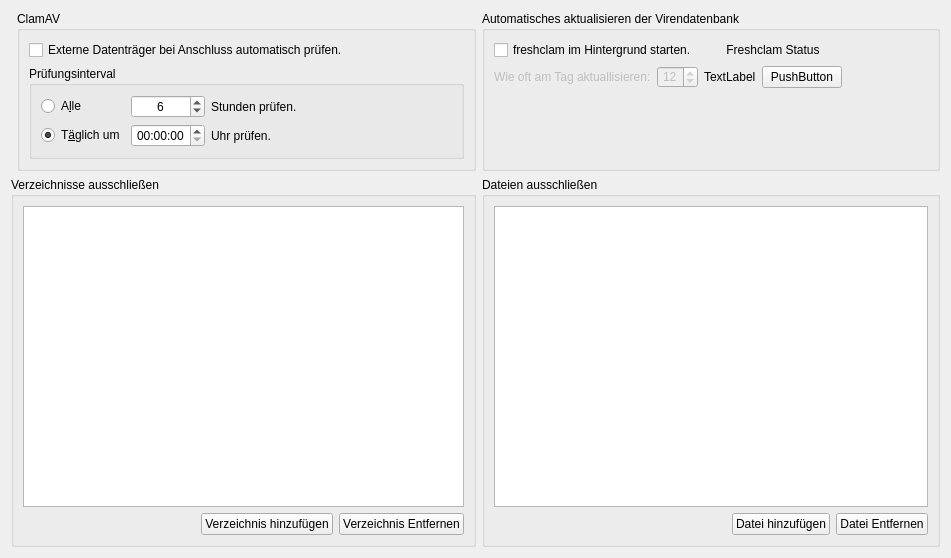
Old version of the form ui/tabscanscheduling.ui in the repository elgolondrino/clamui.
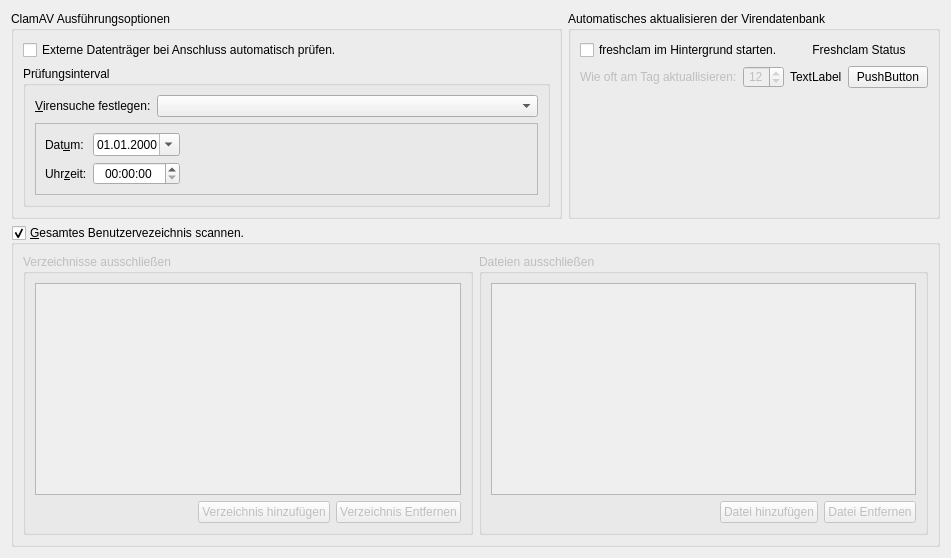
New version of the form. Icons and pictures are not drawn.

```diff
--- a/ui/tabscanscheduling.ui
+++ b/ui/tabscanscheduling.ui
@@ -14,68 +14,21 @@
    <string>Form</string>
   </property>
   <layout class="QGridLayout" name="gridLayout_3">
-   <item row="1" column="0" colspan="2">
-    <widget class="QGroupBox" name="groupBox_2">
+   <item row="0" column="0">
+    <widget class="QGroupBox" name="groupBox">
      <property name="title">
-      <string>Verzeichnisse ausschließen</string>
+      <string>ClamAV Ausführungsoptionen</string>
      </property>
-     <layout class="QVBoxLayout" name="verticalLayout">
+     <layout class="QVBoxLayout" name="verticalLayout_4">
       <item>
-       <widget class="QTableView" name="tableView_DirectoriesExclude">
-        <property name="toolTip">
-         <string>Verzeichnisse die von der Überprüfung ausgeschlossen werden.</string>
-        </property>
-        <property name="editTriggers">
-         <set>QAbstractItemView::NoEditTriggers</set>
-        </property>
-        <property name="alternatingRowColors">
-         <bool>true</bool>
-        </property>
-        <property name="selectionMode">
-         <enum>QAbstractItemView::MultiSelection</enum>
-        </property>
-        <property name="selectionBehavior">
-         <enum>QAbstractItemView::SelectRows</enum>
-        </property>
-        <property name="cornerButtonEnabled">
-         <bool>false</bool>
-        </property>
-        <attribute name="horizontalHeaderVisible">
-         <bool>false</bool>
-        </attribute>
-        <attribute name="horizontalHeaderHighlightSections">
-         <bool>false</bool>
-        </attribute>
-        <attribute name="horizontalHeaderStretchLastSection">
-         <bool>true</bool>
-        </attribute>
-        <attribute name="verticalHeaderVisible">
-         <bool>false</bool>
-        </attribute>
-       </widget>
-      </item>
-      <item>
-       <layout class="QHBoxLayout" name="horizontalLayout_2">
-        <item>
-         <spacer name="horizontalSpacer">
-          <property name="orientation">
-           <enum>Qt::Horizontal</enum>
-          </property>
-          <property name="sizeHint" stdset="0">
-           <size>
-            <width>40</width>
-            <height>20</height>
-           </size>
-          </property>
-         </spacer>
-        </item>
-        <item>
-         <widget class="QPushButton" name="pushButton_DirectoriesExclude">
+       <layout class="QGridLayout" name="gridLayout">
+        <item row="0" column="0">
+         <widget class="QCheckBox" name="checkBox_ExternalDevice">
           <property name="toolTip">
            <string>Verzeichnisse auswählen, deren Inhalte von ClamAV nicht überprüft werden sollen.</string>
           </property>
           <property name="text">
-           <string>Verzeichnis hinzufügen</string>
+           <string>Externe Datenträger bei Anschluss automatisch prüfen.</string>
           </property>
           <property name="icon">
            <iconset theme="document-open-folder">
@@ -84,114 +37,119 @@
           </property>
          </widget>
         </item>
-        <item>
-         <widget class="QPushButton" name="pushButton_ClearListDirectories">
-          <property name="toolTip">
-           <string>Ausgewähltes Verzeichnis entfernen.</string>
-          </property>
-          <property name="text">
-           <string>Verzeichnis Entfernen</string>
-          </property>
-          <property name="icon">
-           <iconset theme="edit-clear-list">
-            <normaloff/>
-           </iconset>
-          </property>
-         </widget>
-        </item>
        </layout>
       </item>
-     </layout>
-    </widget>
-   </item>
-   <item row="1" column="2">
-    <widget class="QGroupBox" name="groupBox_4">
-     <property name="title">
-      <string>Dateien ausschließen</string>
-     </property>
-     <layout class="QVBoxLayout" name="verticalLayout_3">
       <item>
-       <widget class="QTableView" name="tableView_FilesExclude">
-        <property name="toolTip">
-         <string>Dateien die von der Überprüfung ausgeschlossen werden.</string>
+       <widget class="QGroupBox" name="groupBox_5">
+        <property name="title">
+         <string>Prüfungsinterval</string>
         </property>
-        <property name="editTriggers">
-         <set>QAbstractItemView::NoEditTriggers</set>
-        </property>
-        <property name="alternatingRowColors">
-         <bool>true</bool>
-        </property>
-        <property name="selectionMode">
-         <enum>QAbstractItemView::MultiSelection</enum>
-        </property>
-        <property name="selectionBehavior">
-         <enum>QAbstractItemView::SelectRows</enum>
-        </property>
-        <property name="cornerButtonEnabled">
-         <bool>false</bool>
-        </property>
-        <attribute name="horizontalHeaderVisible">
-         <bool>false</bool>
-        </attribute>
-        <attribute name="horizontalHeaderStretchLastSection">
-         <bool>true</bool>
-        </attribute>
-        <attribute name="verticalHeaderVisible">
-         <bool>false</bool>
-        </attribute>
+        <layout class="QVBoxLayout" name="verticalLayout_2">
+         <item>
+          <layout class="QGridLayout" name="gridLayout_4" columnstretch="0,0,1">
+           <item row="0" column="1">
+            <widget class="QLabel" name="label_5">
+             <property name="text">
+              <string>&amp;Virensuche festlegen:</string>
+             </property>
+             <property name="buddy">
+              <cstring>comboBox_Scheduling</cstring>
+             </property>
+            </widget>
+           </item>
+           <item row="0" column="2">
+            <widget class="QComboBox" name="comboBox_Scheduling"/>
+           </item>
+           <item row="1" column="1" colspan="2">
+            <widget class="QFrame" name="frame_DateTime">
+             <property name="enabled">
+              <bool>true</bool>
+             </property>
+             <property name="minimumSize">
+              <size>
+               <width>0</width>
+               <height>0</height>
+              </size>
+             </property>
+             <property name="frameShape">
+              <enum>QFrame::StyledPanel</enum>
+             </property>
+             <property name="frameShadow">
+              <enum>QFrame::Raised</enum>
+             </property>
+             <layout class="QVBoxLayout" name="verticalLayout_5">
+              <item>
+               <layout class="QGridLayout" name="gridLayout_DateTime" columnstretch="0,0,0">
+                <item row="1" column="1">
+                 <widget class="QTimeEdit" name="timeEdit_ScheduleTime">
+                  <property name="alignment">
+                   <set>Qt::AlignCenter</set>
+                  </property>
+                  <property name="currentSectionIndex">
+                   <number>0</number>
+                  </property>
+                 </widget>
+                </item>
+                <item row="0" column="1">
+                 <widget class="QDateEdit" name="dateEdit_ScheduleDate">
+                  <property name="alignment">
+                   <set>Qt::AlignCenter</set>
+                  </property>
+                  <property name="displayFormat">
+                   <string>dd.MM.yyyy</string>
+                  </property>
+                  <property name="calendarPopup">
+                   <bool>true</bool>
+                  </property>
+                 </widget>
+                </item>
+                <item row="0" column="0">
+                 <widget class="QLabel" name="label_ScheduleDate">
+                  <property name="text">
+                   <string>Dat&amp;um:</string>
+                  </property>
+                  <property name="buddy">
+                   <cstring>dateEdit_ScheduleDate</cstring>
+                  </property>
+                 </widget>
+                </item>
+                <item row="1" column="0">
+                 <widget class="QLabel" name="label_ScheduleTime">
+                  <property name="text">
+                   <string>Uhr&amp;zeit:</string>
+                  </property>
+                  <property name="buddy">
+                   <cstring>timeEdit_ScheduleTime</cstring>
+                  </property>
+                 </widget>
+                </item>
+                <item row="0" column="2">
+                 <spacer name="horizontalSpacer_3">
+                  <property name="orientation">
+                   <enum>Qt::Horizontal</enum>
+                  </property>
+                  <property name="sizeHint" stdset="0">
+                   <size>
+                    <width>40</width>
+                    <height>20</height>
+                   </size>
+                  </property>
+                 </spacer>
+                </item>
+               </layout>
+              </item>
+             </layout>
+            </widget>
+           </item>
+          </layout>
+         </item>
+        </layout>
        </widget>
       </item>
-      <item>
-       <layout class="QHBoxLayout" name="horizontalLayout_3">
-        <item>
-         <spacer name="horizontalSpacer_2">
-          <property name="orientation">
-           <enum>Qt::Horizontal</enum>
-          </property>
-          <property name="sizeHint" stdset="0">
-           <size>
-            <width>40</width>
-            <height>20</height>
-           </size>
-          </property>
-         </spacer>
-        </item>
-        <item>
-         <widget class="QPushButton" name="pushButton_OpenDirExclude">
-          <property name="toolTip">
-           <string>Dateien auswählen, die von ClamAV nicht überprüft werden sollen.</string>
-          </property>
-          <property name="text">
-           <string>Datei hinzufügen</string>
-          </property>
-          <property name="icon">
-           <iconset theme="document-open-folder">
-            <normaloff/>
-           </iconset>
-          </property>
-         </widget>
-        </item>
-        <item>
-         <widget class="QPushButton" name="pushButton_ClearListExcludeFiles">
-          <property name="toolTip">
-           <string>Ausgewählte Datei entfernen.</string>
-          </property>
-          <property name="text">
-           <string>Datei Entfernen</string>
-          </property>
-          <property name="icon">
-           <iconset theme="edit-clear-list">
-            <normaloff/>
-           </iconset>
-          </property>
-         </widget>
-        </item>
-       </layout>
-      </item>
      </layout>
     </widget>
    </item>
-   <item row="0" column="2">
+   <item row="0" column="1">
     <widget class="QGroupBox" name="groupBox_3">
      <property name="title">
       <string>Automatisches aktualisieren der Virendatenbank</string>
@@ -247,7 +205,7 @@
            <number>1</number>
           </property>
           <property name="maximum">
-           <number>50</number>
+           <number>48</number>
           </property>
           <property name="value">
            <number>12</number>
@@ -273,85 +231,193 @@
      </layout>
     </widget>
    </item>
-   <item row="0" column="1">
-    <widget class="QGroupBox" name="groupBox">
+   <item row="1" column="0" colspan="2">
+    <widget class="QGroupBox" name="groupBox_Eclude">
      <property name="title">
-      <string>ClamAV</string>
+      <string>&amp;Gesamtes Benutzervezeichnis scannen.</string>
      </property>
-     <layout class="QVBoxLayout" name="verticalLayout_4">
+     <property name="checkable">
+      <bool>true</bool>
+     </property>
+     <property name="checked">
+      <bool>true</bool>
+     </property>
+     <layout class="QHBoxLayout" name="horizontalLayout">
       <item>
-       <layout class="QGridLayout" name="gridLayout">
-        <item row="0" column="0">
-         <widget class="QCheckBox" name="checkBox_ExternalDevice">
-          <property name="toolTip">
-           <string>Externe Datenträger bei Anschluss automatisch prüfen.</string>
-          </property>
-          <property name="text">
-           <string>Externe Datenträger bei Anschluss automatisch prüfen.</string>
-          </property>
-         </widget>
-        </item>
-       </layout>
+       <widget class="QGroupBox" name="groupBox_ExlcludeDir">
+        <property name="enabled">
+         <bool>false</bool>
+        </property>
+        <property name="title">
+         <string>Verzeichnisse ausschließen</string>
+        </property>
+        <layout class="QVBoxLayout" name="verticalLayout">
+         <item>
+          <widget class="QTableView" name="tableView_DirectoriesExclude">
+           <property name="toolTip">
+            <string>Verzeichnisse die von der Überprüfung ausgeschlossen werden.</string>
+           </property>
+           <property name="editTriggers">
+            <set>QAbstractItemView::NoEditTriggers</set>
+           </property>
+           <property name="alternatingRowColors">
+            <bool>true</bool>
+           </property>
+           <property name="selectionMode">
+            <enum>QAbstractItemView::MultiSelection</enum>
+           </property>
+           <property name="selectionBehavior">
+            <enum>QAbstractItemView::SelectRows</enum>
+           </property>
+           <property name="cornerButtonEnabled">
+            <bool>false</bool>
+           </property>
+           <attribute name="horizontalHeaderVisible">
+            <bool>false</bool>
+           </attribute>
+           <attribute name="horizontalHeaderHighlightSections">
+            <bool>false</bool>
+           </attribute>
+           <attribute name="horizontalHeaderStretchLastSection">
+            <bool>true</bool>
+           </attribute>
+           <attribute name="verticalHeaderVisible">
+            <bool>false</bool>
+           </attribute>
+          </widget>
+         </item>
+         <item>
+          <layout class="QHBoxLayout" name="horizontalLayout_2">
+           <item>
+            <spacer name="horizontalSpacer">
+             <property name="orientation">
+              <enum>Qt::Horizontal</enum>
+             </property>
+             <property name="sizeHint" stdset="0">
+              <size>
+               <width>40</width>
+               <height>20</height>
+              </size>
+             </property>
+            </spacer>
+           </item>
+           <item>
+            <widget class="QPushButton" name="pushButton_DirectoriesExclude">
+             <property name="toolTip">
+              <string>Verzeichnisse auswählen, deren Inhalte von ClamAV nicht überprüft werden sollen.</string>
+             </property>
+             <property name="text">
+              <string>Verzeichnis hinzufügen</string>
+             </property>
+             <property name="icon">
+              <iconset theme="document-open-folder">
+               <normaloff/>
+              </iconset>
+             </property>
+            </widget>
+           </item>
+           <item>
+            <widget class="QPushButton" name="pushButton_ClearListDirectories">
+             <property name="toolTip">
+              <string>Ausgewähltes Verzeichnis entfernen.</string>
+             </property>
+             <property name="text">
+              <string>Verzeichnis Entfernen</string>
+             </property>
+             <property name="icon">
+              <iconset theme="edit-clear-list">
+               <normaloff/>
+              </iconset>
+             </property>
+            </widget>
+           </item>
+          </layout>
+         </item>
+        </layout>
+       </widget>
       </item>
       <item>
-       <widget class="QGroupBox" name="groupBox_5">
+       <widget class="QGroupBox" name="groupBox_ExlcludeFile">
+        <property name="enabled">
+         <bool>false</bool>
+        </property>
         <property name="title">
-         <string>Prüfungsinterval</string>
+         <string>Dateien ausschließen</string>
         </property>
-        <layout class="QVBoxLayout" name="verticalLayout_2">
+        <layout class="QVBoxLayout" name="verticalLayout_3">
          <item>
-          <layout class="QGridLayout" name="gridLayout_4" columnstretch="0,0,1">
-           <item row="1" column="0">
-            <widget class="QRadioButton" name="radioButton_Daily">
-             <property name="text">
-              <string>T&amp;äglich um</string>
+          <widget class="QTableView" name="tableView_FilesExclude">
+           <property name="toolTip">
+            <string>Dateien die von der Überprüfung ausgeschlossen werden.</string>
+           </property>
+           <property name="editTriggers">
+            <set>QAbstractItemView::NoEditTriggers</set>
+           </property>
+           <property name="alternatingRowColors">
+            <bool>true</bool>
+           </property>
+           <property name="selectionMode">
+            <enum>QAbstractItemView::MultiSelection</enum>
+           </property>
+           <property name="selectionBehavior">
+            <enum>QAbstractItemView::SelectRows</enum>
+           </property>
+           <property name="cornerButtonEnabled">
+            <bool>false</bool>
+           </property>
+           <attribute name="horizontalHeaderVisible">
+            <bool>false</bool>
+           </attribute>
+           <attribute name="horizontalHeaderStretchLastSection">
+            <bool>true</bool>
+           </attribute>
+           <attribute name="verticalHeaderVisible">
+            <bool>false</bool>
+           </attribute>
+          </widget>
+         </item>
+         <item>
+          <layout class="QHBoxLayout" name="horizontalLayout_3">
+           <item>
+            <spacer name="horizontalSpacer_2">
+             <property name="orientation">
+              <enum>Qt::Horizontal</enum>
              </property>
-             <property name="checked">
-              <bool>true</bool>
+             <property name="sizeHint" stdset="0">
+              <size>
+               <width>40</width>
+               <height>20</height>
+              </size>
              </property>
-            </widget>
+            </spacer>
            </item>
-           <item row="1" column="1">
-            <widget class="QTimeEdit" name="timeEdit_Daily">
-             <property name="alignment">
-              <set>Qt::AlignCenter</set>
+           <item>
+            <widget class="QPushButton" name="pushButton_OpenDirExclude">
+             <property name="toolTip">
+              <string>Dateien auswählen, die von ClamAV nicht überprüft werden sollen.</string>
              </property>
-             <property name="currentSectionIndex">
-              <number>0</number>
-             </property>
-            </widget>
-           </item>
-           <item row="1" column="2">
-            <widget class="QLabel" name="label">
              <property name="text">
-              <string>Uhr prüfen.</string>
+              <string>Datei hinzufügen</string>
              </property>
-            </widget>
-           </item>
-           <item row="0" column="0">
-            <widget class="QRadioButton" name="radioButton_Hourly">
-             <property name="text">
-              <string>A&amp;lle</string>
+             <property name="icon">
+              <iconset theme="document-open-folder">
+               <normaloff/>
+              </iconset>
              </property>
             </widget>
            </item>
-           <item row="0" column="2">
-            <widget class="QLabel" name="label_3">
+           <item>
+            <widget class="QPushButton" name="pushButton_ClearListExcludeFiles">
+             <property name="toolTip">
+              <string>Ausgewählte Datei entfernen.</string>
+             </property>
              <property name="text">
-              <string>Stunden prüfen.</string>
+              <string>Datei Entfernen</string>
              </property>
-            </widget>
-           </item>
-           <item row="0" column="1">
-            <widget class="QSpinBox" name="spinBox_Hourly">
-             <property name="alignment">
-              <set>Qt::AlignCenter</set>
-             </property>
-             <property name="maximum">
-              <number>24</number>
-             </property>
-             <property name="value">
-              <number>6</number>
+             <property name="icon">
+              <iconset theme="edit-clear-list">
+               <normaloff/>
+              </iconset>
              </property>
             </widget>
            </item>
```
Left out of the diff: 7 changed lines with no effect on the pictures.
